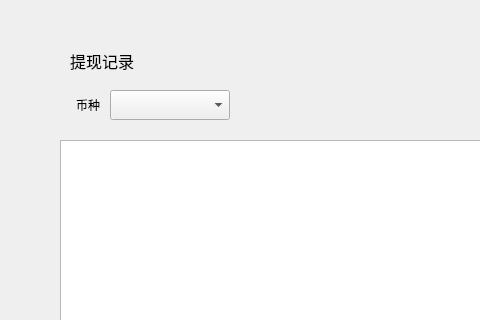
Old version of the form withdrawpage/withdrawrecordwidget.ui in the repository HcashOrg/hx-indicator; both pictures show x 0 to 480 and y 0 to 320 of the 770 by 530 pixel window.
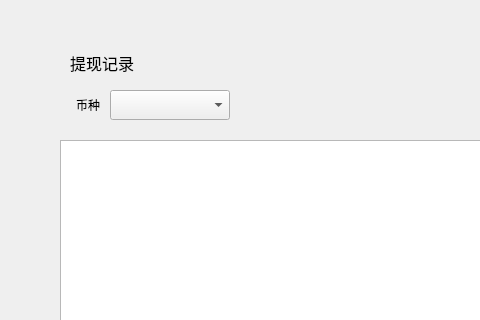
New version of the form.

Diff of the .ui file:
```diff
--- a/withdrawpage/withdrawrecordwidget.ui
+++ b/withdrawpage/withdrawrecordwidget.ui
@@ -158,8 +158,8 @@
     <rect>
      <x>70</x>
      <y>50</y>
-     <width>131</width>
-     <height>22</height>
+     <width>200</width>
+     <height>26</height>
     </rect>
    </property>
    <property name="font">
```
